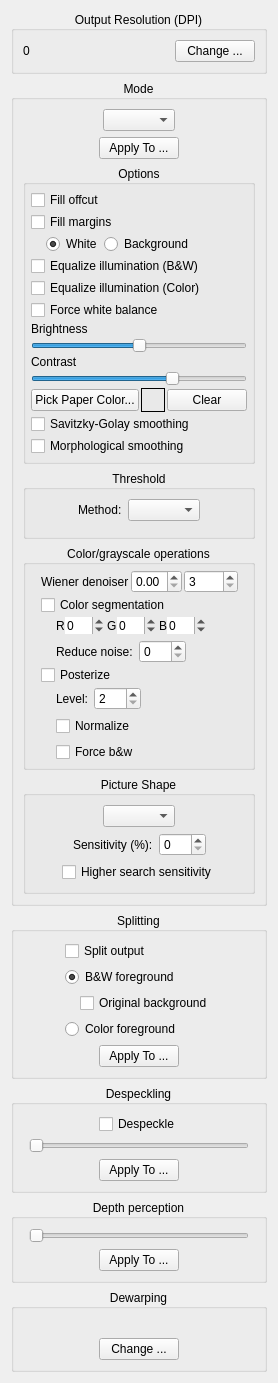
Qt form src/core/filters/output/OptionsWidget.ui (abandoned-industries/scantailor-spectre) before a commit.
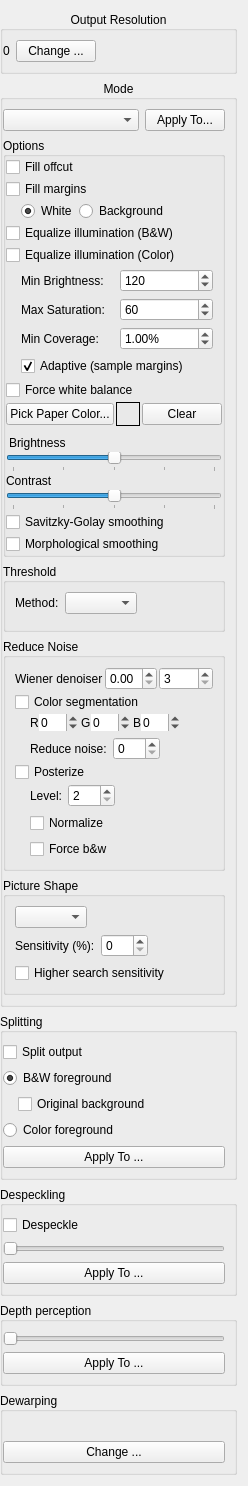
The same form after that commit. Custom widgets are drawn as their Qt base class.

Commit message: UI refinements: tick sliders, CollapsibleGroupBox fixes, layout alignment

Patch:
```diff
--- a/src/core/filters/output/OptionsWidget.ui
+++ b/src/core/filters/output/OptionsWidget.ui
@@ -14,6 +14,9 @@
    <string>Form</string>
   </property>
   <layout class="QVBoxLayout" name="verticalLayout_3">
+   <property name="leftMargin">
+    <number>0</number>
+   </property>
    <item>
     <widget class="CollapsibleGroupBox" name="dpiPanel">
      <property name="toolTip">
@@ -23,7 +26,7 @@
       <string notr="true"/>
      </property>
      <property name="title">
-      <string>Output Resolution (DPI)</string>
+      <string>Output Resolution</string>
      </property>
      <property name="alignment">
       <set>Qt::AlignCenter</set>
@@ -32,6 +35,12 @@
       <bool>false</bool>
      </property>
      <layout class="QHBoxLayout" name="horizontalLayout_dpi">
+      <property name="leftMargin">
+       <number>0</number>
+      </property>
+      <property name="spacing">
+       <number>6</number>
+      </property>
       <item>
        <widget class="QLabel" name="dpiLabel">
         <property name="frameShape">
@@ -45,6 +54,13 @@
         </property>
        </widget>
       </item>
+      <item>
+       <widget class="QPushButton" name="changeDpiButton">
+        <property name="text">
+         <string>Change ...</string>
+        </property>
+       </widget>
+      </item>
       <item>
        <spacer name="horizontalSpacer_dpi">
         <property name="orientation">
@@ -58,13 +74,6 @@
         </property>
        </spacer>
       </item>
-      <item>
-       <widget class="QPushButton" name="changeDpiButton">
-        <property name="text">
-         <string>Change ...</string>
-        </property>
-       </widget>
-      </item>
      </layout>
     </widget>
    </item>
@@ -83,74 +92,34 @@
       <bool>false</bool>
      </property>
      <layout class="QVBoxLayout" name="verticalLayout_6">
+      <property name="leftMargin">
+       <number>0</number>
+      </property>
       <item>
-       <layout class="QHBoxLayout" name="horizontalLayout_2">
+       <layout class="QHBoxLayout" name="modeAndApplyLayout">
         <item>
-         <spacer name="horizontalSpacer">
-          <property name="orientation">
-           <enum>Qt::Horizontal</enum>
+         <widget class="QComboBox" name="colorModeSelector">
+          <property name="sizePolicy">
+           <sizepolicy hsizetype="Preferred" vsizetype="Fixed">
+            <horstretch>1</horstretch>
+            <verstretch>0</verstretch>
+           </sizepolicy>
           </property>
-          <property name="sizeHint" stdset="0">
-           <size>
-            <width>1</width>
-            <height>1</height>
-           </size>
-          </property>
-         </spacer>
-        </item>
-        <item>
-         <widget class="QComboBox" name="colorModeSelector"/>
-        </item>
-        <item>
-         <spacer name="horizontalSpacer_2">
-          <property name="orientation">
-           <enum>Qt::Horizontal</enum>
-          </property>
-          <property name="sizeHint" stdset="0">
-           <size>
-            <width>1</width>
-            <height>1</height>
-           </size>
-          </property>
-         </spacer>
-        </item>
-       </layout>
-      </item>
-      <item>
-       <layout class="QHBoxLayout" name="horizontalLayout_5">
-        <item>
-         <spacer name="horizontalSpacer_9">
-          <property name="orientation">
-           <enum>Qt::Horizontal</enum>
-          </property>
-          <property name="sizeHint" stdset="0">
-           <size>
-            <width>1</width>
-            <height>1</height>
-           </size>
-          </property>
-         </spacer>
+         </widget>
         </item>
         <item>
          <widget class="QPushButton" name="applyColorsButton">
+          <property name="sizePolicy">
+           <sizepolicy hsizetype="Minimum" vsizetype="Fixed">
+            <horstretch>0</horstretch>
+            <verstretch>0</verstretch>
+           </sizepolicy>
+          </property>
           <property name="text">
-           <string>Apply To ...</string>
+           <string>Apply To...</string>
           </property>
          </widget>
         </item>
-        <item>
-         <spacer name="horizontalSpacer_10">
-          <property name="orientation">
-           <enum>Qt::Horizontal</enum>
-          </property>
-          <property name="sizeHint" stdset="0">
-           <size>
-            <width>1</width>
-            <height>1</height>
-           </size>
-          </property>
-         </spacer>
-        </item>
        </layout>
       </item>
       <item>
@@ -162,9 +131,12 @@
          <string>Options</string>
         </property>
         <property name="alignment">
-         <set>Qt::AlignCenter</set>
+         <set>Qt::AlignLeading|Qt::AlignLeft|Qt::AlignVCenter</set>
         </property>
-        <layout class="QHBoxLayout" name="horizontalLayout_6">
+        <layout class="QVBoxLayout" name="optionsVLayout">
+         <property name="spacing">
+          <number>2</number>
+         </property>
          <property name="leftMargin">
           <number>0</number>
          </property>
@@ -177,36 +149,6 @@
          <property name="bottomMargin">
           <number>0</number>
          </property>
-         <item>
-          <spacer name="horizontalSpacer_13">
-           <property name="orientation">
-            <enum>Qt::Horizontal</enum>
-           </property>
-           <property name="sizeHint" stdset="0">
-            <size>
-             <width>1</width>
-             <height>1</height>
-            </size>
-           </property>
-          </spacer>
-         </item>
-         <item>
-          <layout class="QVBoxLayout" name="verticalLayout_12">
-           <property name="spacing">
-            <number>2</number>
-           </property>
-           <property name="leftMargin">
-            <number>5</number>
-           </property>
-           <property name="topMargin">
-            <number>5</number>
-           </property>
-           <property name="rightMargin">
-            <number>5</number>
-           </property>
-           <property name="bottomMargin">
-            <number>5</number>
-           </property>
            <item>
             <widget class="QCheckBox" name="fillOffcutCB">
              <property name="text">
@@ -278,6 +220,118 @@
              </property>
             </widget>
            </item>
+           <item>
+            <widget class="QWidget" name="paperDetectionWidget">
+             <layout class="QGridLayout" name="paperDetectionLayout">
+              <property name="leftMargin">
+               <number>15</number>
+              </property>
+              <property name="topMargin">
+               <number>2</number>
+              </property>
+              <property name="bottomMargin">
+               <number>2</number>
+              </property>
+              <item row="0" column="0">
+               <widget class="QLabel" name="paperBrightnessLabel">
+                <property name="text">
+                 <string>Min Brightness:</string>
+                </property>
+                <property name="toolTip">
+                 <string>Pixels brighter than this are considered paper (0-255)</string>
+                </property>
+               </widget>
+              </item>
+              <item row="0" column="1">
+               <widget class="QSpinBox" name="paperBrightnessSB">
+                <property name="minimum">
+                 <number>0</number>
+                </property>
+                <property name="maximum">
+                 <number>255</number>
+                </property>
+                <property name="value">
+                 <number>120</number>
+                </property>
+                <property name="toolTip">
+                 <string>Lower values detect darker/yellowed paper</string>
+                </property>
+               </widget>
+              </item>
+              <item row="1" column="0">
+               <widget class="QLabel" name="paperSaturationLabel">
+                <property name="text">
+                 <string>Max Saturation:</string>
+                </property>
+                <property name="toolTip">
+                 <string>Pixels less saturated than this are considered paper (0-255)</string>
+                </property>
+               </widget>
+              </item>
+              <item row="1" column="1">
+               <widget class="QSpinBox" name="paperSaturationSB">
+                <property name="minimum">
+                 <number>0</number>
+                </property>
+                <property name="maximum">
+                 <number>255</number>
+                </property>
+                <property name="value">
+                 <number>60</number>
+                </property>
+                <property name="toolTip">
+                 <string>Higher values allow more colored pixels to count as paper</string>
+                </property>
+               </widget>
+              </item>
+              <item row="2" column="0">
+               <widget class="QLabel" name="paperCoverageLabel">
+                <property name="text">
+                 <string>Min Coverage:</string>
+                </property>
+                <property name="toolTip">
+                 <string>Minimum % of image that must be paper-like for equalization</string>
+                </property>
+               </widget>
+              </item>
+              <item row="2" column="1">
+               <widget class="QDoubleSpinBox" name="paperCoverageSB">
+                <property name="minimum">
+                 <double>0.0</double>
+                </property>
+                <property name="maximum">
+                 <double>50.0</double>
+                </property>
+                <property name="value">
+                 <double>1.0</double>
+                </property>
+                <property name="singleStep">
+                 <double>0.5</double>
+                </property>
+                <property name="suffix">
+                 <string>%</string>
+                </property>
+                <property name="toolTip">
+                 <string>If less than this % is paper-like, equalization is skipped</string>
+                </property>
+               </widget>
+              </item>
+              <item row="3" column="0" colspan="2">
+               <widget class="QCheckBox" name="adaptiveDetectionCB">
+                <property name="text">
+                 <string>Adaptive (sample margins)</string>
+                </property>
+                <property name="checked">
+                 <bool>true</bool>
+                </property>
+                <property name="toolTip">
+                 <string>Automatically detect paper color from page margins</string>
+                </property>
+               </widget>
+              </item>
+             </layout>
+            </widget>
+           </item>
            <item>
            <widget class="QCheckBox" name="forceWhiteBalanceCB">
             <property name="toolTip">
@@ -288,52 +342,6 @@
             </property>
            </widget>
           </item>
-          <item>
-           <widget class="QLabel" name="brightnessLabel">
-            <property name="text">
-             <string>Brightness</string>
-            </property>
-           </widget>
-          </item>
-          <item>
-           <widget class="QSlider" name="brightnessSlider">
-            <property name="minimum">
-             <number>-100</number>
-            </property>
-            <property name="maximum">
-             <number>100</number>
-            </property>
-            <property name="singleStep">
-             <number>1</number>
-            </property>
-            <property name="orientation">
-             <enum>Qt::Horizontal</enum>
-            </property>
-           </widget>
-          </item>
-          <item>
-           <widget class="QLabel" name="contrastLabel">
-            <property name="text">
-             <string>Contrast</string>
-            </property>
-           </widget>
-          </item>
-          <item>
-           <widget class="QSlider" name="contrastSlider">
-            <property name="minimum">
-             <number>-100</number>
-            </property>
-            <property name="maximum">
-             <number>50</number>
-            </property>
-            <property name="singleStep">
-             <number>1</number>
-            </property>
-            <property name="orientation">
-             <enum>Qt::Horizontal</enum>
-            </property>
-           </widget>
-          </item>
           <item>
            <layout class="QHBoxLayout" name="pickPaperColorLayout">
             <item>
@@ -393,6 +401,67 @@
              </item>
             </layout>
            </item>
+          <item>
+           <widget class="QLabel" name="brightnessLabel">
+            <property name="styleSheet">
+             <string>margin-top: 8px;</string>
+            </property>
+            <property name="text">
+             <string>Brightness</string>
+            </property>
+           </widget>
+          </item>
+          <item>
+           <widget class="CenteredTickSlider" name="brightnessSlider">
+            <property name="minimum">
+             <number>-100</number>
+            </property>
+            <property name="maximum">
+             <number>100</number>
+            </property>
+            <property name="singleStep">
+             <number>1</number>
+            </property>
+            <property name="orientation">
+             <enum>Qt::Horizontal</enum>
+            </property>
+            <property name="tickPosition">
+             <enum>QSlider::TicksBelow</enum>
+            </property>
+            <property name="tickInterval">
+             <number>50</number>
+            </property>
+           </widget>
+          </item>
+          <item>
+           <widget class="QLabel" name="contrastLabel">
+            <property name="text">
+             <string>Contrast</string>
+            </property>
+           </widget>
+          </item>
+          <item>
+           <widget class="CenteredTickSlider" name="contrastSlider">
+            <property name="minimum">
+             <number>-100</number>
+            </property>
+            <property name="maximum">
+             <number>100</number>
+            </property>
+            <property name="singleStep">
+             <number>1</number>
+            </property>
+            <property name="orientation">
+             <enum>Qt::Horizontal</enum>
+            </property>
+            <property name="tickPosition">
+             <enum>QSlider::TicksBelow</enum>
+            </property>
+            <property name="tickInterval">
+             <number>50</number>
+            </property>
+           </widget>
+          </item>
            <item>
             <widget class="QCheckBox" name="savitzkyGolaySmoothingCB">
              <property name="text">
@@ -407,21 +476,6 @@
              </property>
             </widget>
            </item>
-          </layout>
-         </item>
-         <item>
-          <spacer name="horizontalSpacer_14">
-           <property name="orientation">
-            <enum>Qt::Horizontal</enum>
-           </property>
-           <property name="sizeHint" stdset="0">
-            <size>
-             <width>1</width>
-             <height>1</height>
-            </size>
-           </property>
-          </spacer>
-         </item>
         </layout>
        </widget>
       </item>
@@ -431,7 +485,7 @@
          <string>Threshold</string>
         </property>
         <property name="alignment">
-         <set>Qt::AlignCenter</set>
+         <set>Qt::AlignLeading|Qt::AlignLeft|Qt::AlignVCenter</set>
         </property>
         <property name="flat">
          <bool>false</bool>
@@ -439,19 +493,6 @@
         <layout class="QVBoxLayout" name="verticalLayout_11">
          <item>
           <layout class="QHBoxLayout" name="horizontalLayout_22">
-           <item>
-            <spacer name="horizontalSpacer_42">
-             <property name="orientation">
-              <enum>Qt::Horizontal</enum>
-             </property>
-             <property name="sizeHint" stdset="0">
-              <size>
-               <width>1</width>
-               <height>1</height>
-              </size>
-             </property>
-            </spacer>
-           </item>
            <item>
             <widget class="QLabel" name="thresholMethodLabel">
              <property name="text">
@@ -495,54 +536,15 @@
          <string notr="true"/>
         </property>
         <property name="title">
-         <string>Color/grayscale operations</string>
+         <string>Reduce Noise</string>
         </property>
         <property name="alignment">
-         <set>Qt::AlignCenter</set>
+         <set>Qt::AlignLeading|Qt::AlignLeft|Qt::AlignVCenter</set>
         </property>
-        <layout class="QHBoxLayout" name="horizontalLayout_15">
-         <property name="leftMargin">
-          <number>0</number>
+        <layout class="QVBoxLayout" name="colorOpsVLayout">
+         <property name="spacing">
+          <number>2</number>
          </property>
-         <property name="topMargin">
-          <number>0</number>
-         </property>
-         <property name="rightMargin">
-          <number>0</number>
-         </property>
-         <property name="bottomMargin">
-          <number>0</number>
-         </property>
-         <item>
-          <spacer name="horizontalSpacer_30">
-           <property name="orientation">
-            <enum>Qt::Horizontal</enum>
-           </property>
-           <property name="sizeHint" stdset="0">
-            <size>
-             <width>1</width>
-             <height>1</height>
-            </size>
-           </property>
-          </spacer>
-         </item>
-         <item>
-          <layout class="QVBoxLayout" name="verticalLayout_14">
-           <property name="spacing">
-            <number>2</number>
-           </property>
-           <property name="leftMargin">
-            <number>5</number>
-           </property>
-           <property name="topMargin">
-            <number>5</number>
-           </property>
-           <property name="rightMargin">
-            <number>5</number>
-           </property>
-           <property name="bottomMargin">
-            <number>5</number>
-           </property>
            <item>
             <layout class="QGridLayout" name="filterColorOptions">
              <item row="0" column="0">
@@ -1008,21 +1010,6 @@
              </layout>
             </widget>
            </item>
-          </layout>
-         </item>
-         <item>
-          <spacer name="horizontalSpacer_31">
-           <property name="orientation">
-            <enum>Qt::Horizontal</enum>
-           </property>
-           <property name="sizeHint" stdset="0">
-            <size>
-             <width>1</width>
-             <height>1</height>
-            </size>
-           </property>
-          </spacer>
-         </item>
         </layout>
        </widget>
       </item>
@@ -1032,24 +1019,11 @@
          <string>Picture Shape</string>
         </property>
         <property name="alignment">
-         <set>Qt::AlignCenter</set>
+         <set>Qt::AlignLeading|Qt::AlignLeft|Qt::AlignVCenter</set>
         </property>
         <layout class="QVBoxLayout" name="verticalLayout_4">
          <item>
           <layout class="QHBoxLayout" name="horizontalLayout_13">
-           <item>
-            <spacer name="horizontalSpacer_23">
-             <property name="orientation">
-              <enum>Qt::Horizontal</enum>
-             </property>
-             <property name="sizeHint" stdset="0">
-              <size>
-               <width>1</width>
-               <height>1</height>
-              </size>
-             </property>
-            </spacer>
-           </item>
            <item>
             <widget class="QComboBox" name="pictureShapeSelector"/>
            </item>
@@ -1083,19 +1057,6 @@
             <property name="bottomMargin">
              <number>0</number>
             </property>
-            <item>
-             <spacer name="horizontalSpacer_27">
-              <property name="orientation">
-               <enum>Qt::Horizontal</enum>
-              </property>
-              <property name="sizeHint" stdset="0">
-               <size>
-                <width>1</width>
-                <height>1</height>
-               </size>
-              </property>
-             </spacer>
-            </item>
             <item>
              <widget class="QLabel" name="pictureShapeSensitivityLabel">
               <property name="text">
@@ -1133,41 +1094,11 @@
           </widget>
          </item>
          <item>
-          <layout class="QHBoxLayout" name="horizontalLayout_20">
-           <item>
-            <spacer name="horizontalSpacer_38">
-             <property name="orientation">
-              <enum>Qt::Horizontal</enum>
-             </property>
-             <property name="sizeHint" stdset="0">
-              <size>
-               <width>1</width>
-               <height>0</height>
-              </size>
-             </property>
-            </spacer>
-           </item>
-           <item>
             <widget class="QCheckBox" name="higherSearchSensitivityCB">
              <property name="text">
               <string>Higher search sensitivity</string>
              </property>
             </widget>
-           </item>
-           <item>
-            <spacer name="horizontalSpacer_39">
-             <property name="orientation">
-              <enum>Qt::Horizontal</enum>
-             </property>
-             <property name="sizeHint" stdset="0">
-              <size>
-               <width>1</width>
-               <height>0</height>
-              </size>
-             </property>
-            </spacer>
-           </item>
-          </layout>
          </item>
         </layout>
        </widget>
@@ -1184,34 +1115,20 @@
       <string>Splitting</string>
      </property>
      <property name="alignment">
-      <set>Qt::AlignCenter</set>
+      <set>Qt::AlignLeading|Qt::AlignLeft|Qt::AlignVCenter</set>
      </property>
      <layout class="QVBoxLayout" name="verticalLayout_9">
+      <property name="leftMargin">
+       <number>0</number>
+      </property>
       <item>
-       <layout class="QHBoxLayout" name="horizontalLayout_12">
-        <item>
-         <spacer name="horizontalSpacer_21">
-          <property name="orientation">
-           <enum>Qt::Horizontal</enum>
-          </property>
-          <property name="sizeHint" stdset="0">
-           <size>
-            <width>1</width>
-            <height>1</height>
-           </size>
-          </property>
-         </spacer>
-        </item>
-        <item>
-         <layout class="QVBoxLayout" name="verticalLayout">
-          <item>
            <widget class="QCheckBox" name="splittingCB">
             <property name="text">
              <string>Split output</string>
             </property>
            </widget>
-          </item>
-          <item>
+      </item>
+      <item>
            <widget class="QRadioButton" name="bwForegroundRB">
             <property name="text">
              <string>B&amp;&amp;W foreground</string>
@@ -1220,22 +1137,12 @@
              <bool>true</bool>
             </property>
            </widget>
-          </item>
-          <item>
+      </item>
+      <item>
            <layout class="QHBoxLayout" name="horizontalLayout_16">
-            <item>
-             <spacer name="horizontalSpacer_29">
-              <property name="orientation">
-               <enum>Qt::Horizontal</enum>
-              </property>
-              <property name="sizeHint" stdset="0">
-               <size>
-                <width>15</width>
-                <height>1</height>
-               </size>
-              </property>
-             </spacer>
-            </item>
+            <property name="leftMargin">
+             <number>15</number>
+            </property>
             <item>
              <widget class="QCheckBox" name="originalBackgroundCB">
               <property name="toolTip">
@@ -1247,67 +1154,20 @@
              </widget>
             </item>
            </layout>
-          </item>
-          <item>
+      </item>
+      <item>
            <widget class="QRadioButton" name="colorForegroundRB">
             <property name="text">
              <string>Color foreground</string>
             </property>
            </widget>
-          </item>
-         </layout>
-        </item>
-        <item>
-         <spacer name="horizontalSpacer_22">
-          <property name="orientation">
-           <enum>Qt::Horizontal</enum>
-          </property>
-          <property name="sizeHint" stdset="0">
-           <size>
-            <width>1</width>
-            <height>1</height>
-           </size>
-          </property>
-         </spacer>
-        </item>
-       </layout>
       </item>
       <item>
-       <layout class="QHBoxLayout" name="horizontalLayout_7">
-        <item>
-         <spacer name="horizontalSpacer_25">
-          <property name="orientation">
-           <enum>Qt::Horizontal</enum>
-          </property>
-          <property name="sizeHint" stdset="0">
-           <size>
-            <width>1</width>
-            <height>1</height>
-           </size>
-          </property>
-         </spacer>
-        </item>
-        <item>
          <widget class="QPushButton" name="applySplittingButton">
           <property name="text">
            <string>Apply To ...</string>
           </property>
          </widget>
-        </item>
-        <item>
-         <spacer name="horizontalSpacer_26">
-          <property name="orientation">
-           <enum>Qt::Horizontal</enum>
-          </property>
-          <property name="sizeHint" stdset="0">
-           <size>
-            <width>1</width>
-            <height>1</height>
-           </size>
-          </property>
-         </spacer>
-        </item>
-       </layout>
       </item>
      </layout>
     </widget>
@@ -1318,80 +1178,26 @@
       <string>Despeckling</string>
      </property>
      <property name="alignment">
-      <set>Qt::AlignCenter</set>
+      <set>Qt::AlignLeading|Qt::AlignLeft|Qt::AlignVCenter</set>
      </property>
      <property name="flat">
       <bool>false</bool>
      </property>
      <layout class="QVBoxLayout" name="verticalLayout_5">
+      <property name="leftMargin">
+       <number>0</number>
+      </property>
       <property name="spacing">
        <number>6</number>
       </property>
-      <property name="leftMargin">
-       <number>15</number>
-      </property>
-      <property name="topMargin">
-       <number>9</number>
-      </property>
-      <property name="rightMargin">
-       <number>15</number>
-      </property>
       <item>
-       <layout class="QVBoxLayout" name="verticalLayout_18">
-        <property name="spacing">
-         <number>4</number>
-        </property>
-        <property name="leftMargin">
-         <number>0</number>
-        </property>
-        <property name="topMargin">
-         <number>0</number>
-        </property>
-        <property name="rightMargin">
-         <number>0</number>
-        </property>
-        <item>
-         <layout class="QHBoxLayout" name="horizontalLayout_25">
-          <item>
-           <spacer name="horizontalSpacer_48">
-            <property name="orientation">
-             <enum>Qt::Horizontal</enum>
-            </property>
-            <property name="sizeHint" stdset="0">
-             <size>
-              <width>40</width>
-              <height>20</height>
-             </size>
-            </property>
-           </spacer>
-          </item>
-          <item>
-           <layout class="QVBoxLayout" name="verticalLayout_20">
-            <item>
              <widget class="QCheckBox" name="despeckleCB">
               <property name="text">
                <string>Despeckle</string>
               </property>
              </widget>
-            </item>
-           </layout>
-          </item>
-          <item>
-           <spacer name="horizontalSpacer_49">
-            <property name="orientation">
-             <enum>Qt::Horizontal</enum>
-            </property>
-            <property name="sizeHint" stdset="0">
-             <size>
-              <width>40</width>
-              <height>20</height>
-             </size>
-            </property>
-           </spacer>
-          </item>
-         </layout>
-        </item>
-        <item>
+      </item>
+      <item>
          <widget class="QSlider" name="despeckleSlider">
           <property name="minimum">
            <number>10</number>
@@ -1412,45 +1218,13 @@
            <enum>Qt::Horizontal</enum>
           </property>
          </widget>
-        </item>
-       </layout>
       </item>
       <item>
-       <layout class="QHBoxLayout" name="horizontalLayout_9">
-        <item>
-         <spacer name="horizontalSpacer_15">
-          <property name="orientation">
-           <enum>Qt::Horizontal</enum>
-          </property>
-          <property name="sizeHint" stdset="0">
-           <size>
-            <width>1</width>
-            <height>1</height>
-           </size>
-          </property>
-         </spacer>
-        </item>
-        <item>
          <widget class="QPushButton" name="applyDespeckleButton">
           <property name="text">
            <string>Apply To ...</string>
           </property>
          </widget>
-        </item>
-        <item>
-         <spacer name="horizontalSpacer_16">
-          <property name="orientation">
-           <enum>Qt::Horizontal</enum>
-          </property>
-          <property name="sizeHint" stdset="0">
-           <size>
-            <width>1</width>
-            <height>1</height>
-           </size>
-          </property>
-         </spacer>
-        </item>
-       </layout>
       </item>
      </layout>
     </widget>
@@ -1461,17 +1235,14 @@
       <string>Depth perception</string>
      </property>
      <property name="alignment">
-      <set>Qt::AlignCenter</set>
+      <set>Qt::AlignLeading|Qt::AlignLeft|Qt::AlignVCenter</set>
      </property>
      <property name="flat">
       <bool>false</bool>
      </property>
      <layout class="QVBoxLayout" name="verticalLayout_8">
       <property name="leftMargin">
-       <number>15</number>
-      </property>
-      <property name="rightMargin">
-       <number>15</number>
+       <number>0</number>
       </property>
       <item>
        <widget class="QSlider" name="depthPerceptionSlider">
@@ -1493,41 +1264,11 @@
        </widget>
       </item>
       <item>
-       <layout class="QHBoxLayout" name="horizontalLayout_10">
-        <item>
-         <spacer name="horizontalSpacer_3">
-          <property name="orientation">
-           <enum>Qt::Horizontal</enum>
-          </property>
-          <property name="sizeHint" stdset="0">
-           <size>
-            <width>1</width>
-            <height>1</height>
-           </size>
-          </property>
-         </spacer>
-        </item>
-        <item>
          <widget class="QPushButton" name="applyDepthPerceptionButton">
           <property name="text">
            <string>Apply To ...</string>
           </property>
          </widget>
-        </item>
-        <item>
-         <spacer name="horizontalSpacer_4">
-          <property name="orientation">
-           <enum>Qt::Horizontal</enum>
-          </property>
-          <property name="sizeHint" stdset="0">
-           <size>
-            <width>1</width>
-            <height>1</height>
-           </size>
-          </property>
-         </spacer>
-        </item>
-       </layout>
       </item>
      </layout>
     </widget>
@@ -1538,85 +1279,28 @@
       <string>Dewarping</string>
      </property>
      <property name="alignment">
-      <set>Qt::AlignCenter</set>
+      <set>Qt::AlignLeading|Qt::AlignLeft|Qt::AlignVCenter</set>
      </property>
      <property name="flat">
       <bool>false</bool>
      </property>
      <layout class="QVBoxLayout" name="verticalLayout_7">
+      <property name="leftMargin">
+       <number>0</number>
+      </property>
       <item>
-       <layout class="QHBoxLayout" name="horizontalLayout_11">
-        <item>
-         <spacer name="horizontalSpacer_19">
-          <property name="orientation">
-           <enum>Qt::Horizontal</enum>
-          </property>
-          <property name="sizeHint" stdset="0">
-           <size>
-            <width>1</width>
-            <height>1</height>
-           </size>
-          </property>
-         </spacer>
-        </item>
-        <item>
          <widget class="QLabel" name="dewarpingStatusLabel">
           <property name="text">
            <string/>
           </property>
          </widget>
-        </item>
-        <item>
-         <spacer name="horizontalSpacer_20">
-          <property name="orientation">
-           <enum>Qt::Horizontal</enum>
-          </property>
-          <property name="sizeHint" stdset="0">
-           <size>
-            <width>1</width>
-            <height>1</height>
-           </size>
-          </property>
-         </spacer>
-        </item>
-       </layout>
       </item>
       <item>
-       <layout class="QHBoxLayout" name="horizontalLayout_8">
-        <item>
-         <spacer name="horizontalSpacer_17">
-          <property name="orientation">
-           <enum>Qt::Horizontal</enum>
-          </property>
-          <property name="sizeHint" stdset="0">
-           <size>
-            <width>1</width>
-            <height>1</height>
-           </size>
-          </property>
-         </spacer>
-        </item>
-        <item>
          <widget class="QPushButton" name="changeDewarpingButton">
           <property name="text">
            <string>Change ...</string>
           </property>
          </widget>
-        </item>
-        <item>
-         <spacer name="horizontalSpacer_18">
-          <property name="orientation">
-           <enum>Qt::Horizontal</enum>
-          </property>
-          <property name="sizeHint" stdset="0">
-           <size>
-            <width>1</width>
-            <height>1</height>
-           </size>
-          </property>
-         </spacer>
-        </item>
-       </layout>
       </item>
      </layout>
     </widget>
@@ -1643,6 +1327,11 @@
    <header location="global">CollapsibleGroupBox.h</header>
    <container>1</container>
   </customwidget>
+  <customwidget>
+   <class>CenteredTickSlider</class>
+   <extends>QSlider</extends>
+   <header location="global">CenteredTickSlider.h</header>
+  </customwidget>
  </customwidgets>
  <resources/>
  <connections/>
```
The commit also changes 23 other files.
